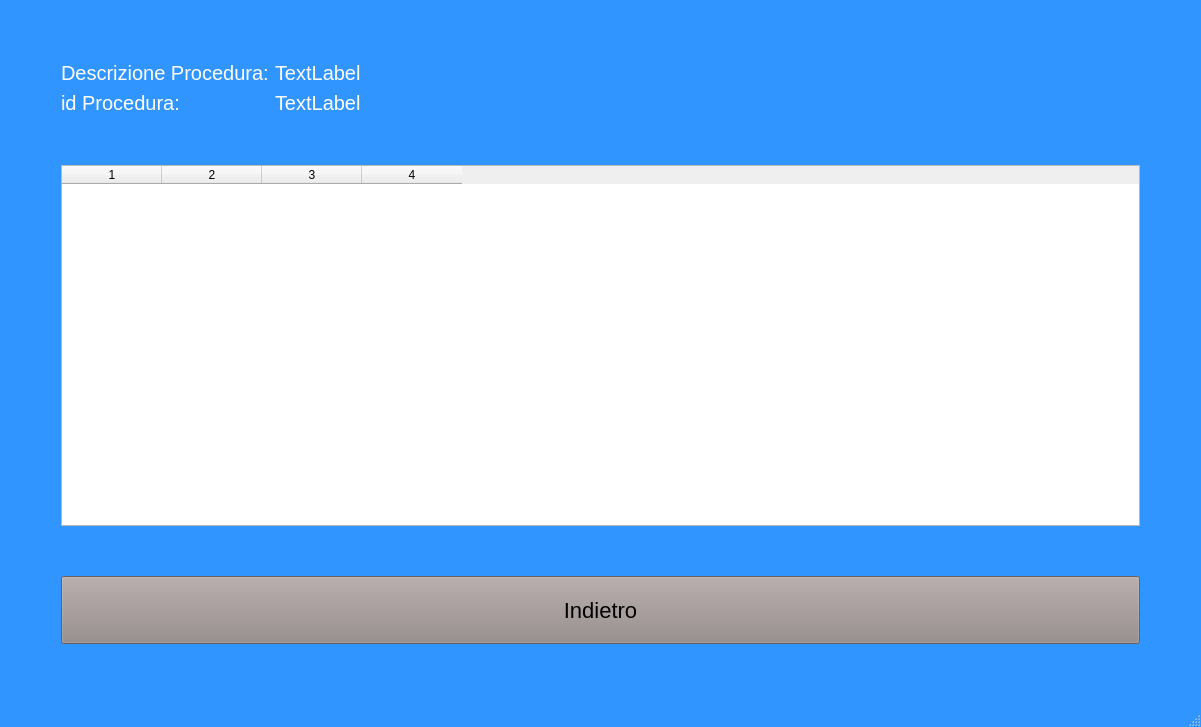
Above: mainwindowtecnico.ui from giuseppedifatta/sistemaTecnico before the change. Below: the same form after it.
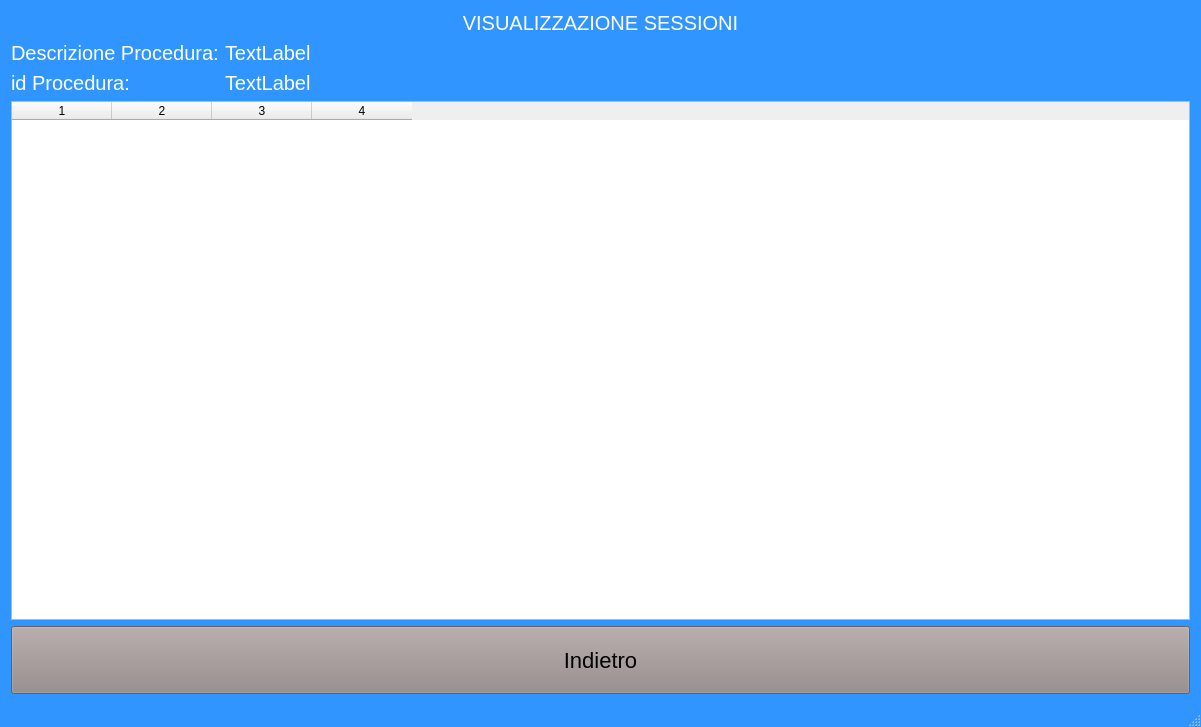
That is the form after the change. The open tabs and pages were chosen to show the change.

Patch:
```diff
--- a/mainwindowtecnico.ui
+++ b/mainwindowtecnico.ui
@@ -58,7 +58,7 @@
 </string>
   </property>
   <widget class="QWidget" name="centralWidget">
-   <layout class="QHBoxLayout" name="horizontalLayout_11">
+   <layout class="QVBoxLayout" name="verticalLayout_14">
     <item>
      <widget class="QStackedWidget" name="stackedWidget">
       <property name="sizePolicy">
@@ -808,10 +808,7 @@
            </layout>
           </item>
           <item>
-           <layout class="QGridLayout" name="gridLayout_4" columnstretch="0,0">
-            <item row="0" column="1">
-             <widget class="QComboBox" name="comboBox_tipo_elezione"/>
-            </item>
+           <layout class="QFormLayout" name="formLayout_16">
             <item row="0" column="0">
              <widget class="QLabel" name="label_14">
               <property name="text">
@@ -1546,23 +1543,28 @@
        </layout>
       </widget>
       <widget class="QWidget" name="visualizzazione_sessioni_page">
-       <layout class="QVBoxLayout" name="verticalLayout">
+       <layout class="QHBoxLayout" name="horizontalLayout_11">
         <property name="spacing">
-         <number>50</number>
+         <number>0</number>
         </property>
         <property name="leftMargin">
-         <number>50</number>
+         <number>0</number>
         </property>
         <property name="topMargin">
-         <number>50</number>
+         <number>0</number>
         </property>
         <property name="rightMargin">
-         <number>50</number>
+         <number>0</number>
         </property>
         <property name="bottomMargin">
-         <number>50</number>
+         <number>0</number>
         </property>
         <item>
+         <layout class="QGridLayout" name="gridLayout_4">
+          <property name="bottomMargin">
+           <number>0</number>
+          </property>
+          <item row="1" column="0">
          <layout class="QFormLayout" name="formLayout_5">
           <item row="0" column="0">
            <widget class="QLabel" name="label_descProc_s">
@@ -1594,7 +1596,7 @@
           </item>
          </layout>
         </item>
-        <item>
+          <item row="2" column="0">
          <widget class="QTableWidget" name="tableWidget_sessioni">
           <column>
            <property name="text">
@@ -1618,12 +1620,24 @@
           </column>
          </widget>
         </item>
-        <item>
+          <item row="3" column="0">
          <widget class="QPushButton" name="pushButton_indietro_toProcedure">
           <property name="text">
            <string>Indietro</string>
           </property>
          </widget>
+          </item>
+          <item row="0" column="0">
+           <widget class="QLabel" name="label_5">
+            <property name="text">
+             <string>VISUALIZZAZIONE SESSIONI</string>
+            </property>
+            <property name="alignment">
+             <set>Qt::AlignCenter</set>
+            </property>
+           </widget>
+          </item>
+         </layout>
         </item>
        </layout>
       </widget>
```
Left out of the diff: 25 changed lines with no effect on the pictures. Lines whose indentation alone changed are shown as unchanged.
